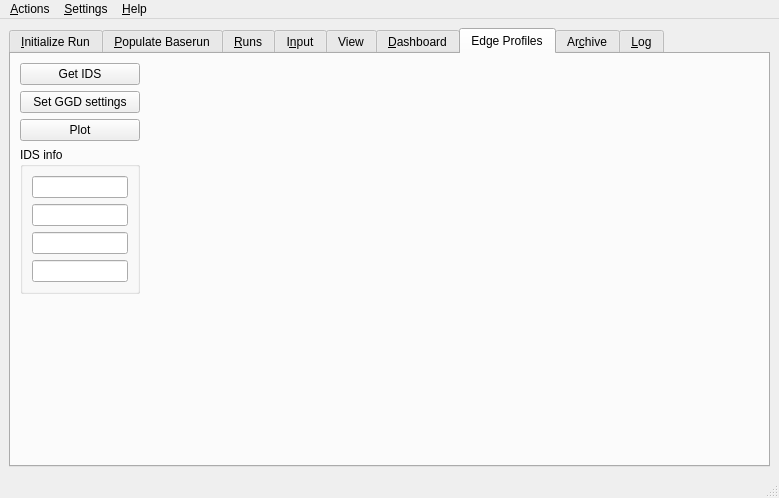
The window that src/gui/solps.ui (LeCAD-PEG/SOLPS-GUI) describes before a commit, drawn with Qt 5.
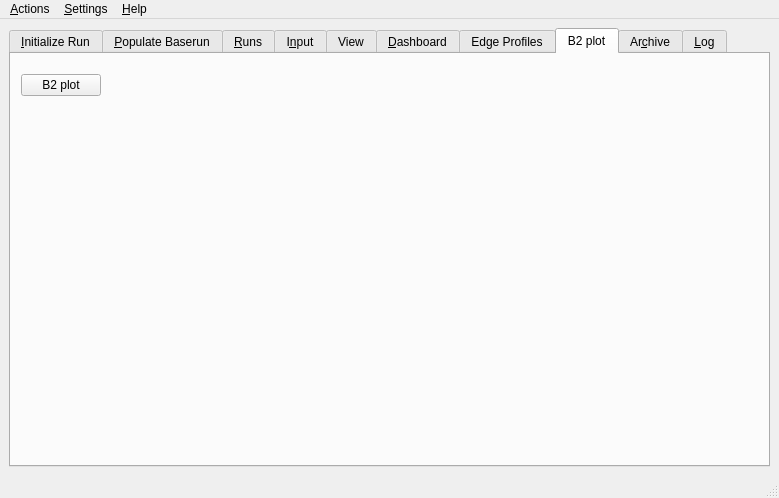
The same window after the commit. The open tabs and pages were chosen to show the change. Custom widgets are drawn as their Qt base class.

Commit message: Add B2plot. Missing command

```diff
--- a/src/gui/solps.ui
+++ b/src/gui/solps.ui
@@ -644,7 +644,7 @@
         <item row="1" column="0">
          <widget class="QPushButton" name="pushButton_set_GGD_settings">
           <property name="text">
-           <string>Set GGD settings</string>
+           <string>Select plot data</string>
           </property>
          </widget>
         </item>
@@ -668,16 +668,38 @@
           </property>
           <layout class="QGridLayout" name="gridLayout_15">
            <item row="0" column="0">
-            <widget class="QLineEdit" name="lineEdit_shot"/>
+            <widget class="QLineEdit" name="lineEdit_shot">
+             <property name="placeholderText">
+              <string>shot</string>
+             </property>
+            </widget>
            </item>
            <item row="5" column="0">
-            <widget class="QLineEdit" name="lineEdit_user"/>
+            <widget class="QLineEdit" name="lineEdit_user">
+             <property name="text">
+              <string/>
+             </property>
+             <property name="placeholderText">
+              <string>user</string>
+             </property>
+            </widget>
            </item>
            <item row="3" column="0">
-            <widget class="QLineEdit" name="lineEdit_run"/>
+            <widget class="QLineEdit" name="lineEdit_run">
+             <property name="placeholderText">
+              <string>run</string>
+             </property>
+            </widget>
            </item>
            <item row="4" column="0">
-            <widget class="QLineEdit" name="lineEdit_device"/>
+            <widget class="QLineEdit" name="lineEdit_device">
+             <property name="text">
+              <string/>
+             </property>
+             <property name="placeholderText">
+              <string>device</string>
+             </property>
+            </widget>
            </item>
           </layout>
          </widget>
@@ -697,6 +719,34 @@
         </item>
        </layout>
       </widget>
+      <widget class="QWidget" name="tab_20">
+       <attribute name="title">
+        <string>B2 plot</string>
+       </attribute>
+       <widget class="B2plot" name="b2plot">
+        <property name="geometry">
+         <rect>
+          <x>130</x>
+          <y>10</y>
+          <width>601</width>
+          <height>381</height>
+         </rect>
+        </property>
+       </widget>
+       <widget class="QPushButton" name="pushButton">
+        <property name="geometry">
+         <rect>
+          <x>10</x>
+          <y>20</y>
+          <width>80</width>
+          <height>22</height>
+         </rect>
+        </property>
+        <property name="text">
+         <string>B2 plot</string>
+        </property>
+       </widget>
+      </widget>
       <widget class="QWidget" name="tab_5">
        <attribute name="title">
         <string>Ar&amp;chive</string>
@@ -839,6 +889,11 @@
    <extends>QTreeView</extends>
    <header>archive_run_dir_view</header>
   </customwidget>
+  <customwidget>
+   <class>B2plot</class>
+   <extends>QWidget</extends>
+   <header>b2plot</header>
+  </customwidget>
   <customwidget>
    <class>Carre</class>
    <extends>QWidget</extends>
```
Left out of the diff: 212 changed lines with no effect on the pictures.
